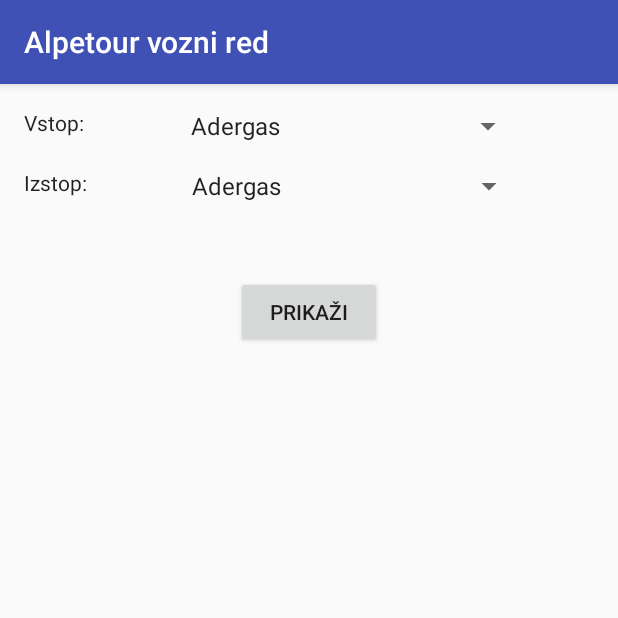
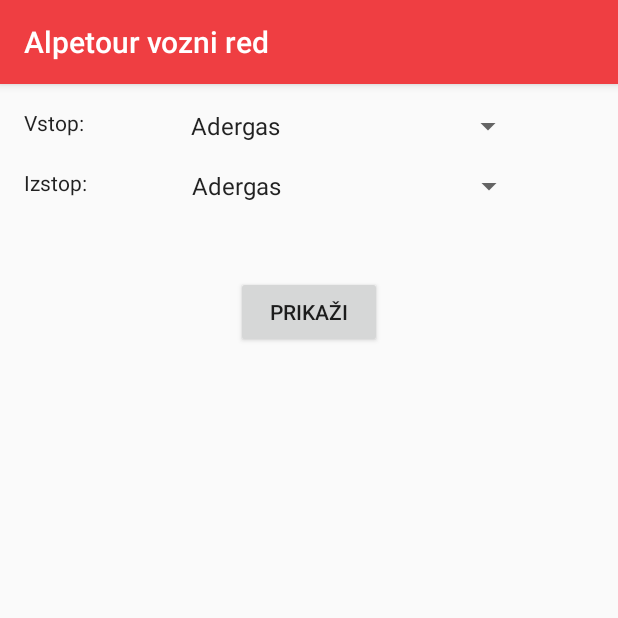
Before and after one commit to LGaljo/Vozni-red, an Android app: the screen it shows after launch (MainActivity), on a phone screen of 412 x 824 dp, the top half of it. Run offline under Robolectric (Android 15) with nearby library versions, the phone set to English and light mode, and no system bars; our stand-ins replace Volley.

Commit message:
Spremenjena barva aplikacije

```diff
--- a/app/src/main/res/values/colors.xml
+++ b/app/src/main/res/values/colors.xml
@@ -1,6 +1,6 @@
 <?xml version="1.0" encoding="utf-8"?>
 <resources>
-    <color name="colorPrimary">#3F51B5</color>
-    <color name="colorPrimaryDark">#303F9F</color>
-    <color name="colorAccent">#FF4081</color>
+    <color name="colorPrimary">#EF3E42</color>
+    <color name="colorPrimaryDark">#D41114</color>
+    <color name="colorAccent">#FFFFFF</color>
 </resources>
```
